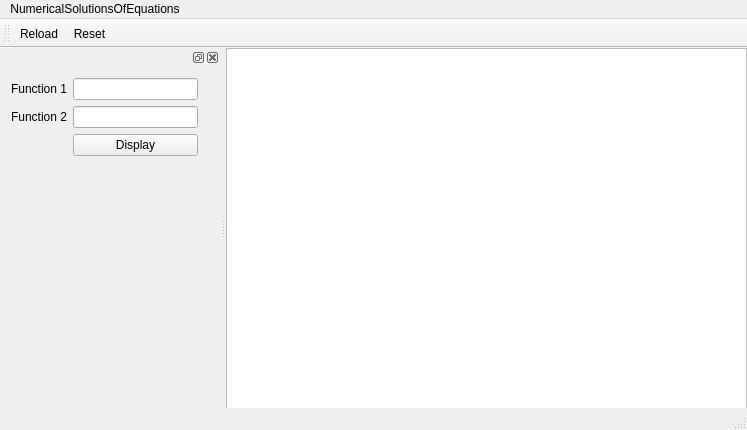
Before: the Qt Designer form mainwindow.ui in NeverMendel/NumericalSolutionOfEquations, drawn with Qt 5.
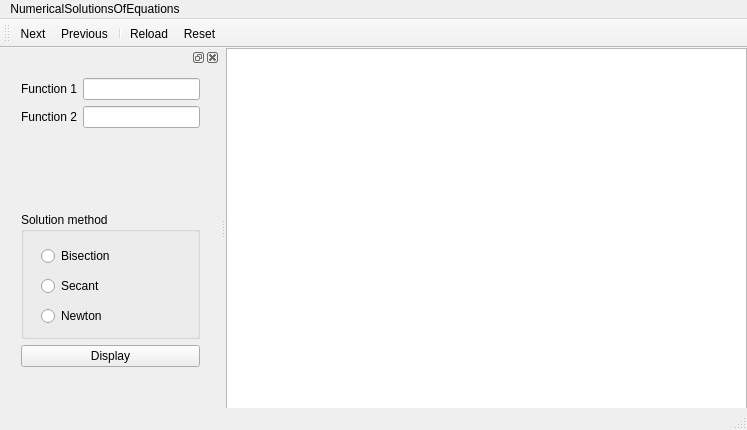
After: the same form once the commit is applied. Custom widgets are drawn as their Qt base class.

Patch:
```diff
--- a/mainwindow.ui
+++ b/mainwindow.ui
@@ -61,6 +61,9 @@
    <attribute name="toolBarBreak">
     <bool>false</bool>
    </attribute>
+   <addaction name="actionNext"/>
+   <addaction name="actionPrevious"/>
+   <addaction name="separator"/>
    <addaction name="actionReload"/>
    <addaction name="actionReset"/>
   </widget>
@@ -82,37 +85,84 @@
     <number>1</number>
    </attribute>
    <widget class="QWidget" name="dockWidgetContent">
-    <widget class="QWidget" name="">
+    <widget class="QWidget" name="verticalLayoutWidget">
      <property name="geometry">
       <rect>
-       <x>0</x>
+       <x>10</x>
        <y>0</y>
-       <width>209</width>
-       <height>339</height>
+       <width>201</width>
+       <height>311</height>
       </rect>
      </property>
-     <layout class="QFormLayout" name="formLayout">
-      <item row="1" column="1">
-       <widget class="QLineEdit" name="function2"/>
-      </item>
-      <item row="0" column="1">
-       <widget class="QLineEdit" name="function1"/>
-      </item>
-      <item row="1" column="0">
-       <widget class="QLabel" name="function2_label">
-        <property name="text">
-         <string>Function 2</string>
+     <layout class="QVBoxLayout" name="verticalLayout">
+      <item>
+       <layout class="QFormLayout" name="formLayout">
+        <property name="horizontalSpacing">
+         <number>6</number>
         </property>
-       </widget>
+        <item row="0" column="0">
+         <widget class="QLabel" name="function1_label">
+          <property name="text">
+           <string>Function 1</string>
+          </property>
+         </widget>
+        </item>
+        <item row="0" column="1">
+         <widget class="QLineEdit" name="function1"/>
+        </item>
+        <item row="1" column="0">
+         <widget class="QLabel" name="function2_label">
+          <property name="text">
+           <string>Function 2</string>
+          </property>
+         </widget>
+        </item>
+        <item row="1" column="1">
+         <widget class="QLineEdit" name="function2"/>
+        </item>
+       </layout>
       </item>
-      <item row="0" column="0">
-       <widget class="QLabel" name="function1_label">
-        <property name="text">
-         <string>Function 1</string>
+      <item>
+       <widget class="QGroupBox" name="groupBox">
+        <property name="title">
+         <string>Solution method</string>
         </property>
+        <widget class="QWidget" name="verticalLayoutWidget_2">
+         <property name="geometry">
+          <rect>
+           <x>9</x>
+           <y>19</y>
+           <width>181</width>
+           <height>111</height>
+          </rect>
+         </property>
+         <layout class="QVBoxLayout" name="verticalLayout_2">
+          <item>
+           <widget class="QRadioButton" name="radioButton">
+            <property name="text">
+             <string>Bisection</string>
+            </property>
+           </widget>
+          </item>
+          <item>
+           <widget class="QRadioButton" name="radioButton_2">
+            <property name="text">
+             <string>Secant</string>
+            </property>
+           </widget>
+          </item>
+          <item>
+           <widget class="QRadioButton" name="radioButton_3">
+            <property name="text">
+             <string>Newton</string>
+            </property>
+           </widget>
+          </item>
+         </layout>
+        </widget>
        </widget>
       </item>
-      <item row="2" column="1">
+      <item>
        <widget class="QPushButton" name="displayButton">
         <property name="text">
          <string>Display</string>
@@ -138,6 +188,27 @@
     <string>Reset</string>
    </property>
   </action>
+  <action name="actionNext">
+   <property name="text">
+    <string>Next</string>
+   </property>
+   <property name="shortcut">
+    <string>Right</string>
+   </property>
+  </action>
+  <action name="actionPrevious">
+   <property name="text">
+    <string>Previous</string>
+   </property>
+   <property name="shortcut">
+    <string>Left</string>
+   </property>
+  </action>
+  <action name="actionAbout">
+   <property name="text">
+    <string>About</string>
+   </property>
+  </action>
  </widget>
  <layoutdefault spacing="6" margin="11"/>
  <customwidgets>
```
Left out of the diff: 4 changed lines with no effect on the pictures.
